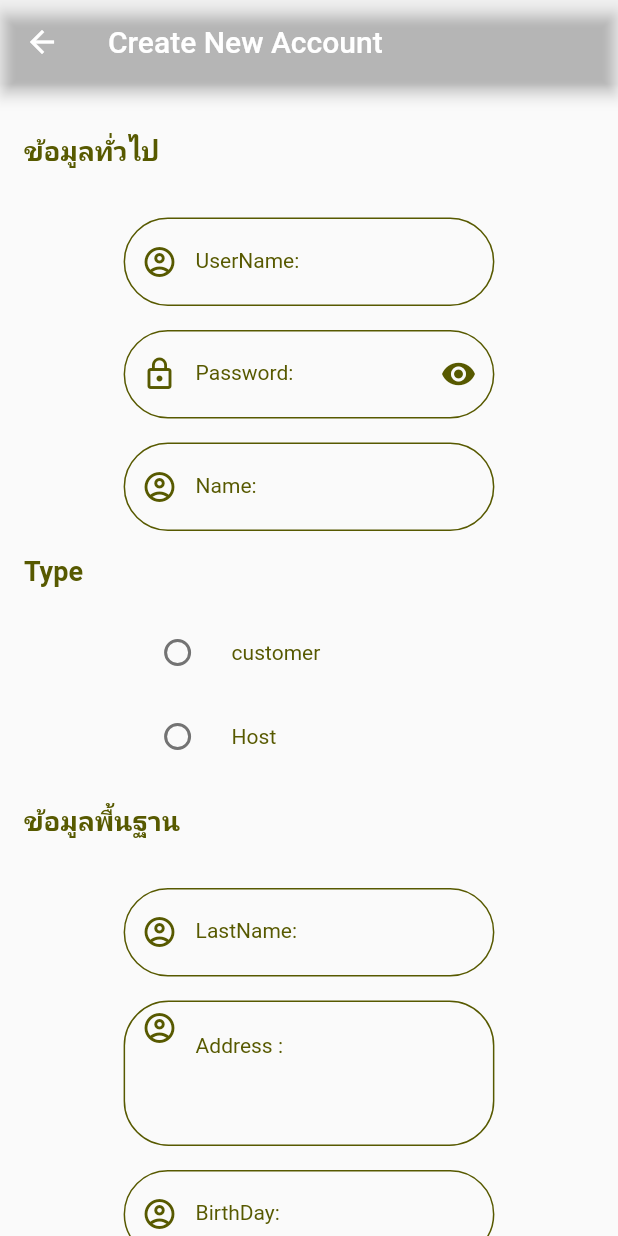
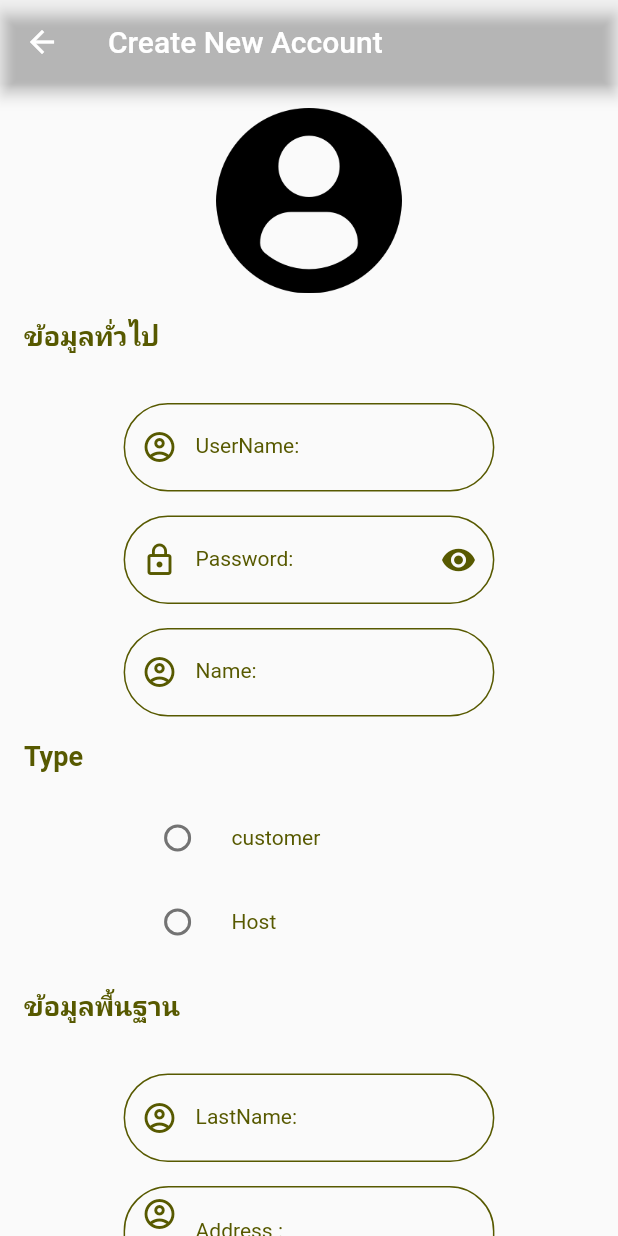
Before and after one commit to taskeen073/realshaman, a Flutter app: the CreateAccount screen opened by its route, on a phone screen of 412 x 824 dp. Run offline on Flutter 3.47's test engine with Material 2 defaults, Android fonts, the phone set to English and light mode, and no system bars.

Commit message:
--- Auto-Git Commit ---

```diff
--- a/lib/authen.dart
+++ b/lib/authen.dart
@@ -156,4 +156,5 @@ class _AuthenState extends State<Authen> {
       ],
     );
   }
+
 }
--- a/lib/create_account.dart
+++ b/lib/create_account.dart
@@ -1,5 +1,6 @@
 import 'package:flutter/material.dart';
 import 'package:shaman/my_constant.dart';
+import 'package:shaman/widgets/show_img.dart';
 import 'package:shaman/widgets/show_title.dart';
 
 class CreateAccount extends StatefulWidget {
@@ -28,6 +29,7 @@ class _CreateAccountState extends State<CreateAccount> {
         child: ListView(
           padding: EdgeInsets.all(16),
           children: [
+            buildImg(size),
             buildTitle1('ข้อมูลทั่วไป'),
             buildUserName(size),
             buildPassWord(size),
@@ -438,4 +440,18 @@ class _CreateAccountState extends State<CreateAccount> {
       ],
     );
   }
+
+  Row buildImg(double size) {
+    return Row(
+      mainAxisAlignment: MainAxisAlignment.center,
+      children: [
+        Container(
+          width: size * 0.3,
+          child: ShowImaege(
+            path: MyConstant.image19,
+          ),
+        ),
+      ],
+    );
+  }
 }
```
Also changed, not shown: .autogit/logs/log-24-8-2021-3-31-43.txt (added).
